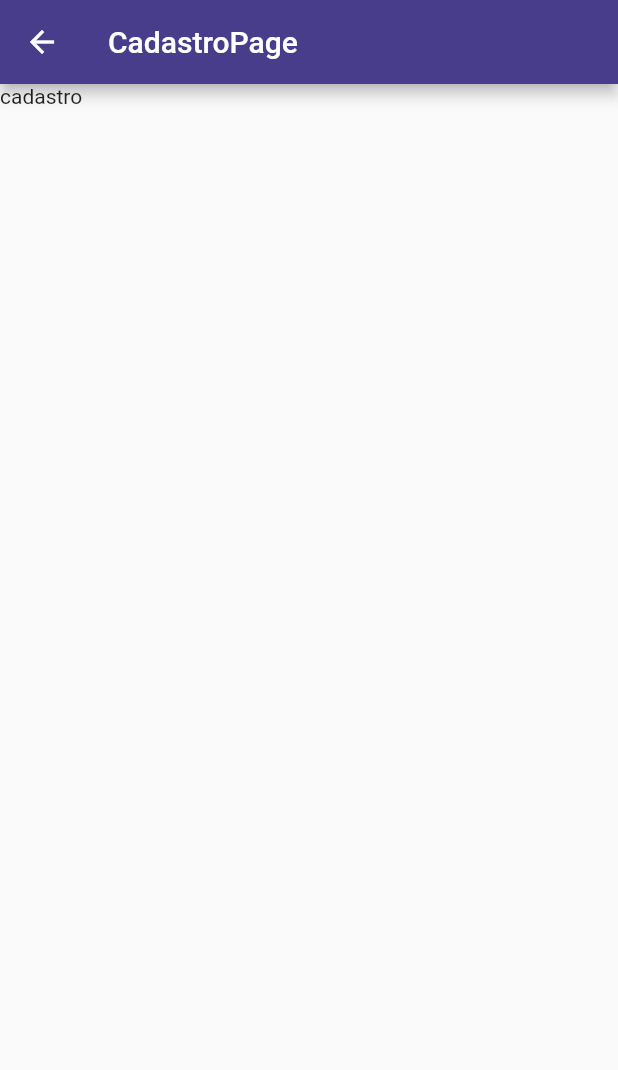
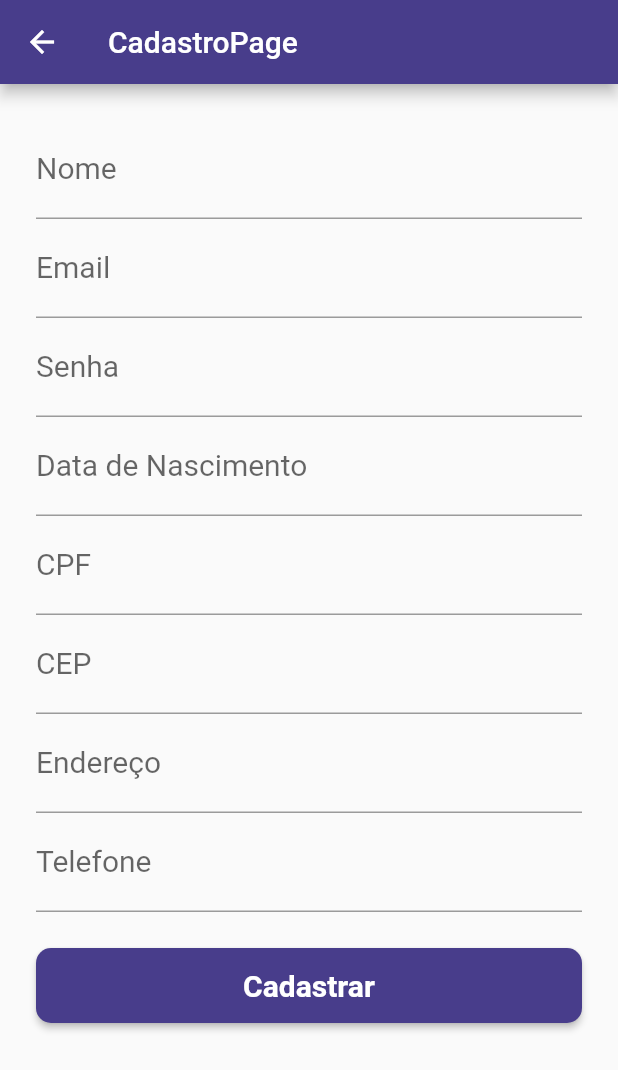
Before and after one commit to kauemurakami/teste_verzel, a Flutter app: the CadastroPage screen opened by its route, on a phone screen of 412 x 824 dp. Shown: the top 1070 px of the screen. Run offline on Flutter 3.47's test engine with Material 2 defaults, Android fonts, the phone set to English and light mode, and no system bars; our stand-ins replace get, mask_text_input_formatter, sqflite; accounts and stored records are empty.

Commit message:
criando cadastro de usuarios

```diff
--- a/lib/app/data/provider/db/db.dart
+++ b/lib/app/data/provider/db/db.dart
@@ -1,12 +1,10 @@
 import 'package:teste_verzel/app/data/provider/db/db_helper.dart';
-
-import 'package:meta/meta.dart';
 
 class DB {
   final DBHelper db = DBHelper();
 
-  login() {}
-  cadastro() {}
+  loginUsuario(usuario) {}
+  cadastroUsuario(usuario) {}
   adicionarTarefa() {}
   deletarTarefa() {}
   editarTarefa() {}
--- a/lib/app/data/repository/usuario_repository.dart
+++ b/lib/app/data/repository/usuario_repository.dart
@@ -4,4 +4,8 @@ import 'package:meta/meta.dart';
 class UsuarioRepository {
   final DB db;
   UsuarioRepository({@required this.db});
+
+  cadastroUsuario(usuario) => db.cadastroUsuario(usuario);
+
+  loginUsuario(usuario) => db.loginUsuario(usuario);
 }
--- a/lib/app/modules/auth/auth_service.dart
+++ b/lib/app/modules/auth/auth_service.dart
@@ -1,9 +1,12 @@
 import 'package:get/get.dart';
 import 'package:meta/meta.dart';
+import 'package:teste_verzel/app/data/model/usuario_model.dart';
 import 'package:teste_verzel/app/data/repository/usuario_repository.dart';
 
 class AuthController extends GetxService {
   final UsuarioRepository usuarioRepository;
   AuthController({@required this.usuarioRepository})
       : assert(usuarioRepository != null);
+
+  static final Usuario usuario = Usuario();
 }
--- a/lib/app/modules/cadastro/cadastro_controller.dart
+++ b/lib/app/modules/cadastro/cadastro_controller.dart
@@ -1,9 +1,44 @@
 import 'package:get/get.dart';
 import 'package:meta/meta.dart';
 import 'package:teste_verzel/app/data/repository/usuario_repository.dart';
+import 'package:teste_verzel/app/modules/auth/auth_service.dart';
 
 class CadastroController extends GetxController {
   final UsuarioRepository usuarioRepository;
   CadastroController({@required this.usuarioRepository})
       : assert(usuarioRepository != null);
+
+  onSavedCPF(value) => '';
+  onChangedCPF(value) => '';
+  validateCPF(value) => '';
+
+  onSavedSenha(value) => '';
+  onChangedSenha(value) => '';
+  validateSenha(value) => '';
+
+  onSavedTelefone(value) => '';
+  onChangedTelefone(value) => '';
+  validateTelefone(value) => '';
+
+  onSavedEmail(value) => '';
+  onChangedEmail(value) => '';
+  validateEmail(value) => '';
+
+  onSavedNome(value) => '';
+  onChangedNome(value) => '';
+  validateNome(value) => '';
+
+  onSavedDataNasc(value) => '';
+  onChangedDataNasc(value) => '';
+  validateDataNasc(value) => '';
+
+  onSavedCEP(value) => '';
+  onChangedCEP(value) => '';
+  validateCEP(value) => '';
+
+  onSavedEndereco(value) => '';
+  onChangedEndereco(value) => '';
+  validateEndereco(value) => '';
+
+  cadastrar() => usuarioRepository.cadastroUsuario(AuthController.usuario);
 }
--- a/lib/app/modules/cadastro/cadastro_page.dart
+++ b/lib/app/modules/cadastro/cadastro_page.dart
@@ -1,14 +1,83 @@
 import 'package:flutter/material.dart';
 import 'package:get/get.dart';
-import 'package:http/http.dart' as http;
+import 'package:mask_text_input_formatter/mask_text_input_formatter.dart';
 import 'package:teste_verzel/app/modules/cadastro/cadastro_controller.dart';
+import 'package:teste_verzel/app/theme/app_colors.dart';
+import 'package:teste_verzel/app/utils/masks.dart';
+import 'package:teste_verzel/app/widgets/custom_button.dart';
+import 'package:teste_verzel/app/widgets/custom_tff.dart';
 
 class CadastroPage extends GetView<CadastroController> {
   @override
   Widget build(BuildContext context) {
     return Scaffold(
-      appBar: AppBar(title: Text('CadastroPage')),
-      body: Container(child: Text('cadastro')),
-    );
+        appBar: AppBar(title: Text('CadastroPage')),
+        body: SingleChildScrollView(
+          child: Container(
+              margin: EdgeInsets.all(24.0),
+              child: Form(
+                child: Column(
+                  children: [
+                    CustomTextFormField(
+                      onChanged: (value) => controller.onChangedNome(value),
+                      onSaved: (value) => controller.onSavedNome(value),
+                      validator: (value) => controller.validateNome(value),
+                      text: 'Nome',
+                    ),
+                    CustomTextFormField(
+                      onChanged: (value) => controller.onChangedEmail(value),
+                      onSaved: (value) => controller.onSavedEmail(value),
+                      validator: (value) => controller.validateEmail(value),
+                      text: 'Email',
+                    ),
+                    CustomTextFormField(
+                      onChanged: (value) => controller.onChangedSenha(value),
+                      onSaved: (value) => controller.onSavedSenha(value),
+                      validator: (value) => controller.validateSenha(value),
+                      text: 'Senha',
+                    ),
+                    CustomTextFormField(
+                      text: 'Data de Nascimento',
+                      formatter: [AppMasks.maskDataNasc],
+                      onChanged: (value) => controller.onChangedDataNasc(value),
+                      onSaved: (value) => controller.onSavedDataNasc(value),
+                      validator: (value) => controller.validateDataNasc(value),
+                    ),
+                    CustomTextFormField(
+                      text: 'CPF',
+                      formatter: [AppMasks.maskCPF],
+                      onChanged: (value) => controller.onChangedCPF(value),
+                      onSaved: (value) => controller.onSavedCPF(value),
+                      validator: (value) => controller.validateCPF(value),
+                    ),
+                    CustomTextFormField(
+                      onChanged: (value) => controller.onChangedCEP(value),
+                      onSaved: (value) => controller.onSavedCEP(value),
+                      validator: (value) => controller.validateCEP(value),
+                      text: 'CEP',
+                    ),
+                    CustomTextFormField(
+                      onChanged: (value) => controller.onChangedEndereco(value),
+                      onSaved: (value) => controller.onSavedEndereco(value),
+                      validator: (value) => controller.validateEndereco(value),
+                      text: 'Endereço',
+                    ),
+                    CustomTextFormField(
+                      onChanged: (value) => controller.onChangedTelefone(value),
+                      onSaved: (value) => controller.onSavedTelefone(value),
+                      validator: (value) => controller.validateTelefone(value),
+                      text: 'Telefone',
+                    ),
+                    Padding(
+                      padding: EdgeInsets.only(top: 24.0),
+                      child: CustomButtonWidget(
+                        text: 'Cadastrar',
+                        callback: () => controller.cadastrar(),
+                      ),
+                    )
+                  ],
+                ),
+              )),
+        ));
   }
 }
--- a/lib/app/modules/login/login_page.dart
+++ b/lib/app/modules/login/login_page.dart
@@ -24,6 +24,7 @@ class LoginPage extends GetView<LoginController> {
                   children: [
                     Flexible(
                       child: CustomTextFormField(
+                        type: TextInputType.text,
                         text: 'Email',
                         emailCheck: controller.isEmail,
                         onChanged: (value) => controller.onChangedEmail(value),
@@ -43,6 +44,7 @@ class LoginPage extends GetView<LoginController> {
                   children: [
                     Flexible(
                       child: CustomTextFormField(
+                        type: TextInputType.text,
                         text: 'Senha',
                         obscure: controller.viewPassword,
                         emailCheck: controller.isEmail,
--- /dev/null
+++ b/lib/app/utils/masks.dart
@@ -0,0 +1,8 @@
+import 'package:mask_text_input_formatter/mask_text_input_formatter.dart';
+
+class AppMasks {
+  static final maskCPF = MaskTextInputFormatter(
+      mask: "###.###.###-##", filter: {"#": RegExp(r'[0-9]')});
+  static final maskDataNasc = MaskTextInputFormatter(
+      mask: "##/##/####", filter: {"#": RegExp(r'[0-9]')});
+}
--- a/lib/app/widgets/custom_tff.dart
+++ b/lib/app/widgets/custom_tff.dart
@@ -1,4 +1,5 @@
 import 'package:flutter/material.dart';
+import 'package:mask_text_input_formatter/mask_text_input_formatter.dart';
 import 'package:teste_verzel/app/theme/app_colors.dart';
 
 class CustomTextFormField extends StatelessWidget {
@@ -14,8 +15,10 @@ class CustomTextFormField extends StatelessWidget {
   final TextEditingController controller;
   final TextDirection direction;
   final int max;
+  final List<MaskTextInputFormatter> formatter;
 
   CustomTextFormField({
+    this.formatter = const [],
     this.emailCheck,
     this.text,
     this.onChanged,
@@ -33,6 +36,7 @@ class CustomTextFormField extends StatelessWidget {
   @override
   Widget build(BuildContext context) {
     return TextFormField(
+      inputFormatters: this.formatter,
       maxLength: this.max,
       textDirection: this.direction,
       controller: this.controller,
--- a/pubspec.yaml
+++ b/pubspec.yaml
@@ -30,6 +30,7 @@ dependencies:
   # The following adds the Cupertino Icons font to your application.
   # Use with the CupertinoIcons class for iOS style icons.
   cupertino_icons: ^1.0.0
+  mask_text_input_formatter: ^1.1.0
 
 dev_dependencies:
   flutter_test:
```
Also changed, not shown: lib/app/modules/home/home_binding.dart (+13 -0 lines), lib/app/modules/home/home_controller.dart (+18 -1 lines), lib/app/routes/app_pages.dart (+9 -2 lines), pubspec.lock.
